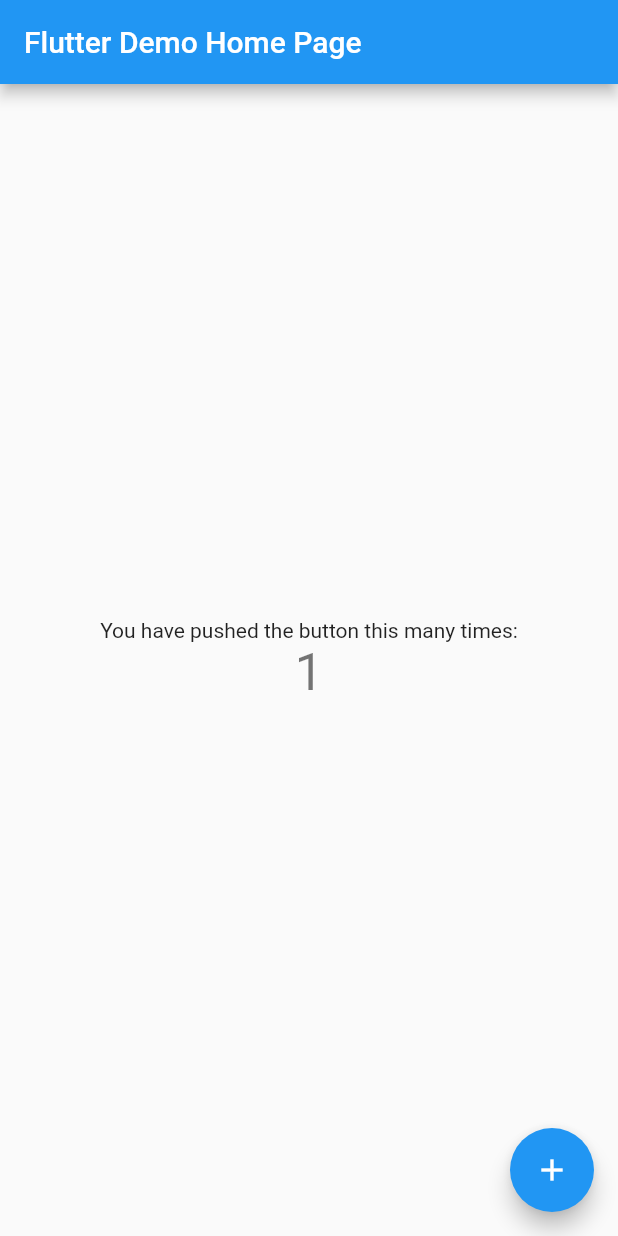
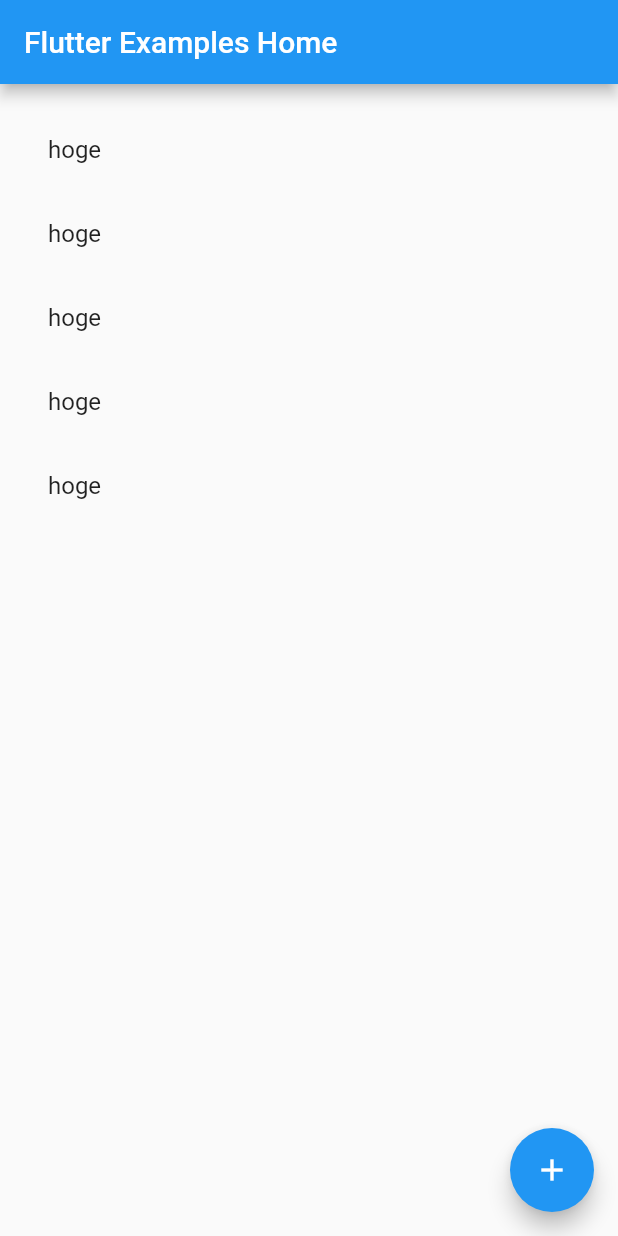
Before and after one commit to NewFieldForMe/FlutterExams, a Flutter app: the screen it shows after launch, after a tap on the "add" icon, on a phone screen of 412 x 824 dp. Run offline on Flutter 3.47's test engine with Material 2 defaults, Android fonts, the phone set to English and light mode, and no system bars.

```diff
--- a/lib/main.dart
+++ b/lib/main.dart
@@ -3,104 +3,44 @@ import 'package:flutter/material.dart';
 void main() => runApp(new MyApp());
 
 class MyApp extends StatelessWidget {
-  // This widget is the root of your application.
   @override
   Widget build(BuildContext context) {
     return new MaterialApp(
-      title: 'Flutter Demo',
+      title: 'Flutter Examples',
       theme: new ThemeData(
-        // This is the theme of your application.
-        //
-        // Try running your application with "flutter run". You'll see the
-        // application has a blue toolbar. Then, without quitting the app, try
-        // changing the primarySwatch below to Colors.green and then invoke
-        // "hot reload" (press "r" in the console where you ran "flutter run",
-        // or press Run > Flutter Hot Reload in IntelliJ). Notice that the
-        // counter didn't reset back to zero; the application is not restarted.
         primarySwatch: Colors.blue,
       ),
-      home: new MyHomePage(title: 'Flutter Demo Home Page'),
+      home: new ExampleListPage(title: 'Flutter Examples Home'),
     );
   }
 }
 
-class MyHomePage extends StatefulWidget {
-  MyHomePage({Key key, this.title}) : super(key: key);
-
-  // This widget is the home page of your application. It is stateful, meaning
-  // that it has a State object (defined below) that contains fields that affect
-  // how it looks.
-
-  // This class is the configuration for the state. It holds the values (in this
-  // case the title) provided by the parent (in this case the App widget) and
-  // used by the build method of the State. Fields in a Widget subclass are
-  // always marked "final".
-
+class ExampleListPage extends StatefulWidget {
+  ExampleListPage({Key key, this.title}) : super(key: key);
   final String title;
 
   @override
-  _MyHomePageState createState() => new _MyHomePageState();
+  _ExampleListPageState createState() => new _ExampleListPageState();
 }
 
-class _MyHomePageState extends State<MyHomePage> {
-  int _counter = 0;
-
-  void _incrementCounter() {
-    setState(() {
-      // This call to setState tells the Flutter framework that something has
-      // changed in this State, which causes it to rerun the build method below
-      // so that the display can reflect the updated values. If we changed
-      // _counter without calling setState(), then the build method would not be
-      // called again, and so nothing would appear to happen.
-      _counter++;
-    });
-  }
-
+class _ExampleListPageState extends State<ExampleListPage> {
   @override
   Widget build(BuildContext context) {
-    // This method is rerun every time setState is called, for instance as done
-    // by the _incrementCounter method above.
-    //
-    // The Flutter framework has been optimized to make rerunning build methods
-    // fast, so that you can just rebuild anything that needs updating rather
-    // than having to individually change instances of widgets.
     return new Scaffold(
       appBar: new AppBar(
-        // Here we take the value from the MyHomePage object that was created by
-        // the App.build method, and use it to set our appbar title.
         title: new Text(widget.title),
       ),
-      body: new Center(
-        // Center is a layout widget. It takes a single child and positions it
-        // in the middle of the parent.
-        child: new Column(
-          // Column is also layout widget. It takes a list of children and
-          // arranges them vertically. By default, it sizes itself to fit its
-          // children horizontally, and tries to be as tall as its parent.
-          //
-          // Invoke "debug paint" (press "p" in the console where you ran
-          // "flutter run", or select "Toggle Debug Paint" from the Flutter tool
-          // window in IntelliJ) to see the wireframe for each widget.
-          //
-          // Column has various properties to control how it sizes itself and
-          // how it positions its children. Here we use mainAxisAlignment to
-          // center the children vertically; the main axis here is the vertical
-          // axis because Columns are vertical (the cross axis would be
-          // horizontal).
-          mainAxisAlignment: MainAxisAlignment.center,
-          children: <Widget>[
-            new Text(
-              'You have pushed the button this many times:',
-            ),
-            new Text(
-              '$_counter',
-              style: Theme.of(context).textTheme.display1,
-            ),
-          ],
-        ),
+      body: ListView.builder(
+        padding: const EdgeInsets.all(16.0),
+        itemBuilder: (BuildContext context, int index) {
+          return ListTile(
+            title: Text('hoge')
+          );
+        },
+        itemCount: 5,
       ),
       floatingActionButton: new FloatingActionButton(
-        onPressed: _incrementCounter,
+        onPressed: () { },
         tooltip: 'Increment',
         child: new Icon(Icons.add),
       ), // This trailing comma makes auto-formatting nicer for build methods.
```
